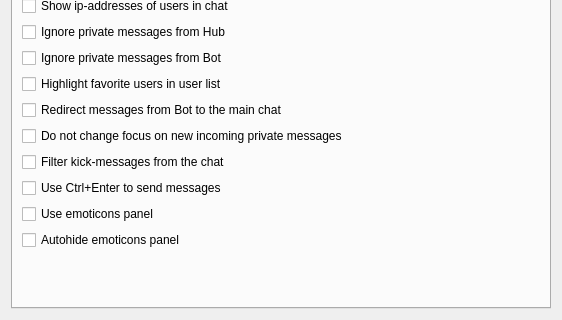
Before: the Qt Designer form eiskaltdcpp-qt/ui/UISettingsGUI.ui in eiskaltdcpp/eiskaltdcpp, drawn with Qt 5; both pictures show x 0 to 562 and y 180 to 500 of the 562 by 500 pixel window.
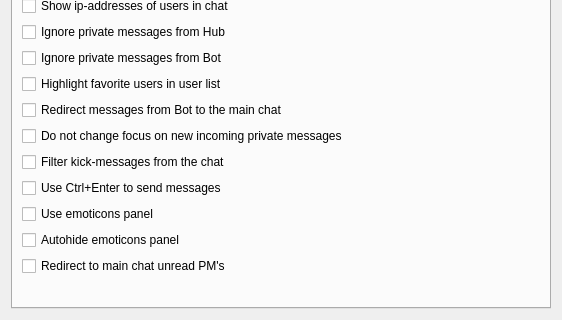
After: the same form once the commit is applied. The open tabs and pages were chosen to show the change. Custom widgets are drawn as their Qt base class.

Commit message: EiskaltDC++ Qt: 	* Redirect unread PMs in main chat

Patch:
```diff
--- a/eiskaltdcpp-qt/ui/UISettingsGUI.ui
+++ b/eiskaltdcpp-qt/ui/UISettingsGUI.ui
@@ -363,6 +363,13 @@
          </property>
         </widget>
        </item>
+       <item>
+        <widget class="QCheckBox" name="checkBox_REDIRECT_UNREAD">
+         <property name="text">
+          <string>Redirect to main chat unread PM's</string>
+         </property>
+        </widget>
+       </item>
        <item>
         <spacer name="verticalSpacer_2">
          <property name="orientation">
```
The commit also changes 2 other files.
